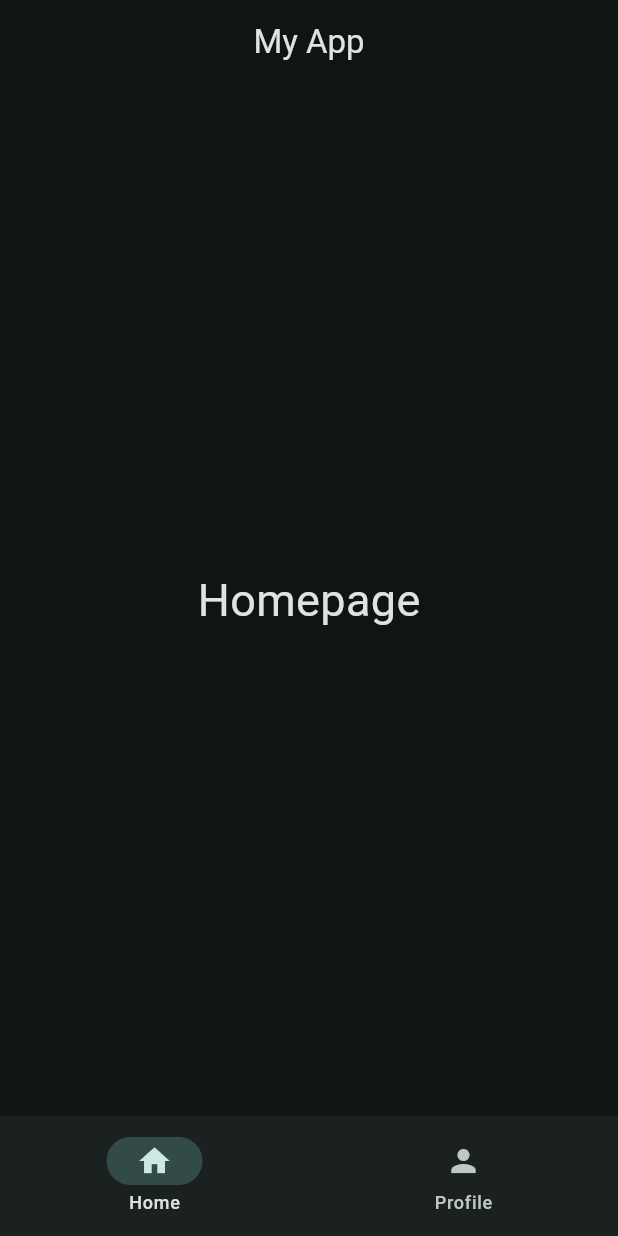
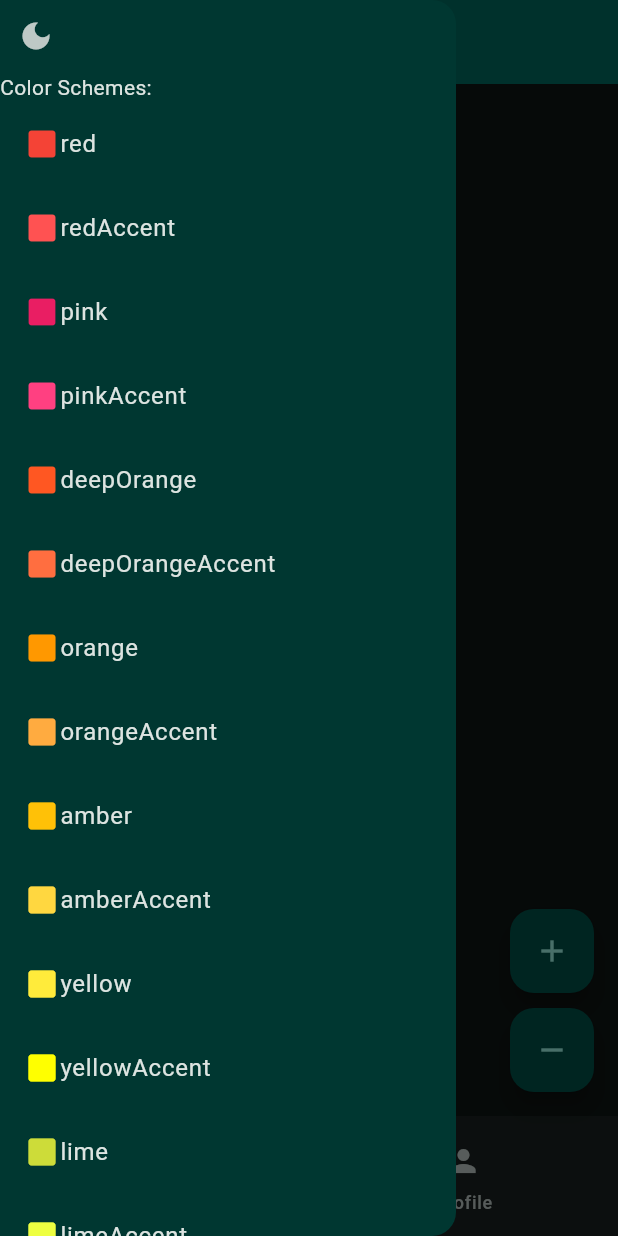
Before and after one commit to TheGreedyGoat/flutter_lesson_1, a Flutter app: the screen it shows after launch, with the side drawer open (before the commit the screen has no drawer), on a phone screen of 412 x 824 dp. Run offline on Flutter 3.47's test engine with Material 3 defaults, Android fonts, the phone set to English and light mode, and no system bars.

Commit message:
Color theme switchable

```diff
--- /dev/null
+++ b/lib/data/colors.dart
@@ -0,0 +1,38 @@
+import 'package:flutter/material.dart';
+
+final Map<Color, String> colorToColorString = {
+  Colors.red: 'red',
+  Colors.redAccent: 'redAccent',
+  Colors.pink: 'pink',
+  Colors.pinkAccent: 'pinkAccent',
+  Colors.deepOrange: 'deepOrange',
+  Colors.deepOrangeAccent: 'deepOrangeAccent',
+  Colors.orange: 'orange',
+  Colors.orangeAccent: 'orangeAccent',
+  Colors.amber: 'amber',
+  Colors.amberAccent: 'amberAccent',
+  Colors.yellow: 'yellow',
+  Colors.yellowAccent: 'yellowAccent',
+  Colors.lime: 'lime',
+  Colors.limeAccent: 'limeAccent',
+  Colors.lightGreen: 'lightGreen',
+  Colors.lightGreenAccent: 'lightGreenAccent',
+  Colors.green: 'green',
+  Colors.greenAccent: 'greenAccent',
+  Colors.teal: 'teal',
+  Colors.tealAccent: 'tealAccent',
+  Colors.cyan: 'cyan',
+  Colors.cyanAccent: 'cyanAccent',
+  Colors.blueGrey: 'blueGrey',
+  Colors.lightBlue: 'lightBlue',
+  Colors.lightBlueAccent: 'lightBlueAccent',
+  Colors.blue: 'blue',
+  Colors.blueAccent: 'blueAccent',
+  Colors.indigo: 'indigo',
+  Colors.indigoAccent: 'indigoAccent',
+  Colors.deepPurple: 'deepPurple',
+  Colors.deepPurpleAccent: 'deepPurpleAccent',
+  Colors.purple: 'purple',
+  Colors.purpleAccent: 'purpleAccent',
+  Colors.brown: 'brown',
+};
--- a/lib/data/notifiers.dart
+++ b/lib/data/notifiers.dart
@@ -4,10 +4,13 @@
 import 'package:flutter/material.dart';
 
 ValueNotifier<int> selectedPageNotifier = ValueNotifier(0);
+ValueNotifier<int> counterNotifier = ValueNotifier(0);
+ValueNotifier<bool> isDarkmodeNotifier = ValueNotifier(true);
+ValueNotifier<Color> colorThemeNotifier = ValueNotifier(Colors.teal);
 
-
-// ValueListenableBuilder(
-//       valueListenable: selectedPageNotifier,     //? Notifier
-//       builder: (context, selectedPage, child) {  //? onChange callback
-//       }
-//     }
+// ValueNotifier<ColorScheme> colorSchemeNotifier = ValueNotifier(
+//   ColorScheme.fromSeed(
+//     seedColor: Colors.tealAccent,
+//     brightness: isDarkmodeNotifier.value ? Brightness.dark : Brightness.light,
+//   ),
+// );
--- a/lib/main.dart
+++ b/lib/main.dart
@@ -1,4 +1,5 @@
 import 'package:flutter/material.dart';
+import 'package:flutter_lesson_1/data/notifiers.dart';
 import 'package:flutter_lesson_1/matApp_scaffold_stateless.dart';
 import 'package:flutter_lesson_1/views/widget_tree.dart';
 
@@ -17,14 +18,26 @@ class _MyAppState extends State<MyApp> {
   bool isDarkmode = true;
   @override
   Widget build(BuildContext context) {
+    return ValueListenableBuilder(
+      valueListenable: isDarkmodeNotifier,
+      builder: (context, value, child) {
+        return ValueListenableBuilder(
+          valueListenable: colorThemeNotifier,
+          builder: (context, value, child) {
             return MaterialApp(
               theme: ThemeData(
                 colorScheme: ColorScheme.fromSeed(
-          seedColor: Colors.teal,
-          brightness: isDarkmode ? Brightness.dark : Brightness.light,
+                  seedColor: colorThemeNotifier.value,
+                  brightness: isDarkmodeNotifier.value
+                      ? Brightness.dark
+                      : Brightness.light,
                 ),
               ),
               home: WidgetTree(),
             );
+          },
+        );
+      },
+    );
   }
 }
--- a/lib/views/pages/home_page.dart
+++ b/lib/views/pages/home_page.dart
@@ -1,4 +1,6 @@
 import 'package:flutter/material.dart';
+import 'package:flutter_lesson_1/data/notifiers.dart';
+import 'dart:math';
 
 class HomePage extends StatefulWidget {
   const HomePage({super.key});
@@ -10,6 +12,16 @@ class HomePage extends StatefulWidget {
 class _HomePageState extends State<HomePage> {
   @override
   Widget build(BuildContext context) {
-    return Center(child: Text('Homepage', style: TextStyle(fontSize: 30)));
+    return Center(
+      child: ValueListenableBuilder(
+        valueListenable: counterNotifier,
+        builder: (context, counter, child) {
+          return Text(
+            counter.toString(),
+            style: TextStyle(fontSize: 10.0 + max(counter.abs().toDouble(), 1)),
+          );
+        },
+      ),
+    );
   }
 }
--- a/lib/views/widget_tree.dart
+++ b/lib/views/widget_tree.dart
@@ -1,25 +1,38 @@
+import 'dart:math';
+
 import 'package:flutter/material.dart';
 import 'package:flutter_lesson_1/data/notifiers.dart';
+import 'package:flutter_lesson_1/views/widgets/drawer_widget.dart';
+import 'package:flutter_lesson_1/views/widgets/floating_buttons_widget.dart';
 import 'package:flutter_lesson_1/views/widgets/navbar_widget.dart';
 import 'package:flutter_lesson_1/views/pages/home_page.dart';
 import 'package:flutter_lesson_1/views/pages/profile_page.dart';
 
-List<Widget> pages = [HomePage(), ProfilePage()];
+const List<Widget> pages = [HomePage(), ProfilePage()];
+const List<String> pageTitles = ['Home', 'Profile'];
 
 class WidgetTree extends StatelessWidget {
   const WidgetTree({super.key});
 
   @override
   Widget build(BuildContext context) {
-    return Scaffold(
-      appBar: AppBar(title: Center(child: Text('My App'))),
-      body: ValueListenableBuilder(
-        valueListenable: selectedPageNotifier,
-        builder: (context, selectedPage, child) {
-          return pages[selectedPage];
-        },
-      ),
-      bottomNavigationBar: NavbarWidget(),
+    return ValueListenableBuilder(
+      valueListenable: selectedPageNotifier,
+      builder: (context, selectedPage, child) {
+        return Scaffold(
+          appBar: AppBar(
+            title: Text(pageTitles[selectedPage]),
+            backgroundColor: Theme.of(context).colorScheme.inversePrimary,
+          ),
+          body: pages[selectedPage],
+          bottomNavigationBar: NavbarWidget(),
+          drawer: DrawerWidget(),
+
+          floatingActionButton: selectedPage == 0
+              ? FloatingButtonsWidget()
+              : null,
+        );
+      },
     );
   }
 
--- /dev/null
+++ b/lib/views/widgets/color_scheme_widget.dart
@@ -0,0 +1,50 @@
+import 'package:flutter/material.dart';
+import 'package:flutter_lesson_1/data/colors.dart';
+import 'package:flutter_lesson_1/data/notifiers.dart';
+
+class ColorSchemeWidget extends StatefulWidget {
+  const ColorSchemeWidget({super.key});
+
+  @override
+  State<ColorSchemeWidget> createState() => _ColorSchemeWidgetState();
+}
+
+class _ColorSchemeWidgetState extends State<ColorSchemeWidget> {
+  @override
+  Widget build(BuildContext context) {
+    List<ColorSelection> selections = List.empty(growable: true);
+    for (Color color in colorToColorString.keys) {
+      selections.add(ColorSelection(color: color));
+    }
+    return ListView(
+      scrollDirection: Axis.vertical,
+      // crossAxisAlignment: CrossAxisAlignment.start,
+      children: selections,
+    );
+  }
+}
+
+class ColorSelection extends StatelessWidget {
+  final Color color;
+  const ColorSelection({Key? key, required this.color}) : super(key: key);
+
+  @override
+  Widget build(BuildContext context) {
+    return ListTile(
+      title: Row(
+        children: [
+          Icon(Icons.square_rounded, color: color),
+          Text(
+            colorToColorString.containsKey(color)
+                ? colorToColorString[color]!
+                : 'ungültige Farbe',
+          ),
+        ],
+      ),
+      // tileColor: color,
+      onTap: () {
+        colorThemeNotifier.value = color;
+      },
+    );
+  }
+}
--- /dev/null
+++ b/lib/views/widgets/drawer_widget.dart
@@ -0,0 +1,35 @@
+import 'package:flutter/material.dart';
+import 'package:flutter_lesson_1/data/notifiers.dart';
+import 'package:flutter_lesson_1/views/widgets/color_scheme_widget.dart';
+import 'package:flutter_lesson_1/views/widgets/switch_widget.dart';
+
+class DrawerWidget extends StatelessWidget {
+  const DrawerWidget({super.key});
+
+  @override
+  Widget build(BuildContext context) {
+    return SafeArea(
+      child: Drawer(
+        backgroundColor: Theme.of(context).colorScheme.onPrimary,
+        child: Column(
+          crossAxisAlignment: CrossAxisAlignment.start,
+          children: [
+            IconButton(
+              onPressed: () {
+                isDarkmodeNotifier.value = !isDarkmodeNotifier.value;
+              },
+              icon: ValueListenableBuilder(
+                valueListenable: isDarkmodeNotifier,
+                builder: (context, isDarkmode, child) {
+                  return Icon(isDarkmode ? Icons.dark_mode : Icons.light_mode);
+                },
+              ),
+            ),
+            Text('Color Schemes:'),
+            Expanded(child: ColorSchemeWidget()),
+          ],
+        ),
+      ),
+    );
+  }
+}
--- /dev/null
+++ b/lib/views/widgets/floating_buttons_widget.dart
@@ -0,0 +1,34 @@
+import 'package:flutter/material.dart';
+import 'package:flutter_lesson_1/data/notifiers.dart';
+
+class FloatingButtonsWidget extends StatefulWidget {
+  const FloatingButtonsWidget({super.key});
+
+  @override
+  State<FloatingButtonsWidget> createState() => _FloatingButtonsWidgetState();
+}
+
+class _FloatingButtonsWidgetState extends State<FloatingButtonsWidget> {
+  @override
+  Widget build(BuildContext context) {
+    return Column(
+      mainAxisSize: MainAxisSize.min,
+
+      children: [
+        FloatingActionButton(
+          child: Icon(Icons.add),
+          onPressed: () {
+            counterNotifier.value++;
+          },
+        ),
+        SizedBox(height: 10.0),
+        FloatingActionButton(
+          child: Icon(Icons.remove),
+          onPressed: () {
+            counterNotifier.value--;
+          },
+        ),
+      ],
+    );
+  }
+}
--- /dev/null
+++ b/lib/views/widgets/switch_widget.dart
@@ -0,0 +1,23 @@
+import 'package:flutter/material.dart';
+import 'package:flutter_lesson_1/data/notifiers.dart';
+
+class SwitchWidget extends StatefulWidget {
+  const SwitchWidget({super.key});
+
+  @override
+  State<SwitchWidget> createState() => _SwitchWidgetState();
+}
+
+class _SwitchWidgetState extends State<SwitchWidget> {
+  @override
+  Widget build(BuildContext context) {
+    return Switch(
+      value: isDarkmodeNotifier.value,
+      onChanged: (bool value) {
+        setState(() {
+          isDarkmodeNotifier.value = value;
+        });
+      },
+    );
+  }
+}
```
Lines whose indentation alone changed are shown as unchanged.
